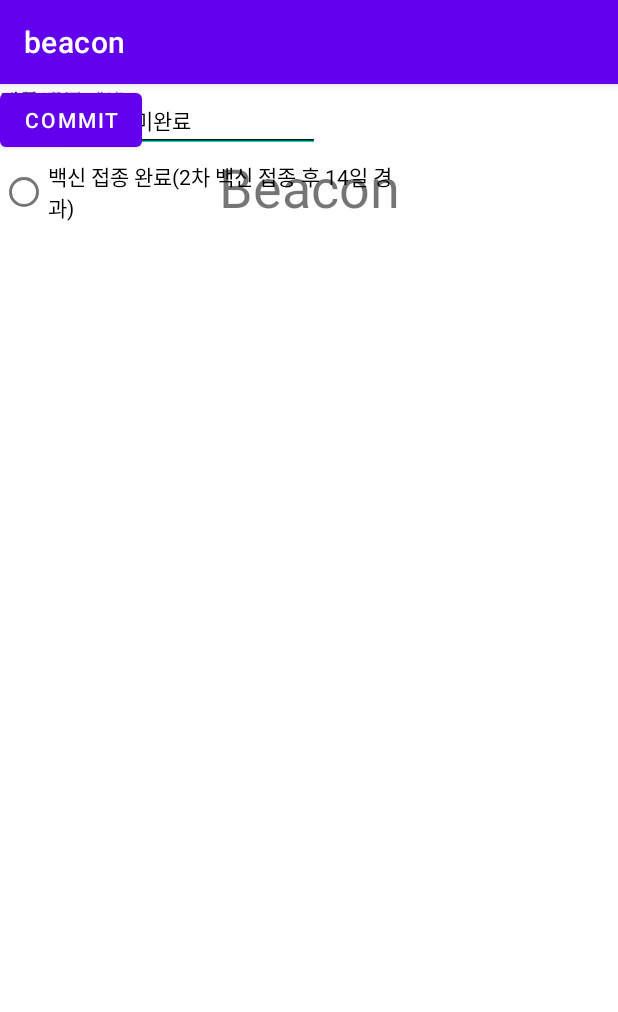
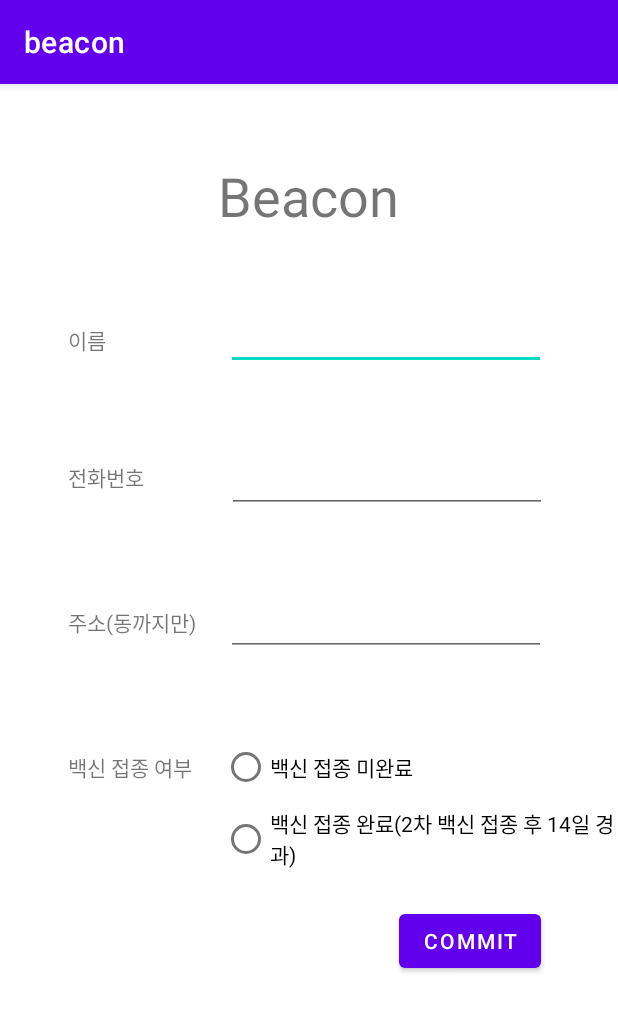
Before and after one commit to ShiroTRICK/infrared-_ray, an Android app: the screen it shows after launch (MainActivity), on a phone screen of 412 x 824 dp. Shown: the top 1012 px of the screen. Run offline under Robolectric (Android 15) with nearby library versions, the phone set to English and light mode, and no system bars; libraries missing offline, so code that uses them is left out: com.pedro.library, org.altbeacon.beacon; 4 statements that could not run were skipped.

Commit message:
beacon xml modify

```diff
--- a/android beacon/app/src/main/res/layout/activity_main.xml
+++ b/android beacon/app/src/main/res/layout/activity_main.xml
@@ -1,5 +1,5 @@
 <?xml version="1.0" encoding="utf-8"?>
-<androidx.constraintlayout.widget.ConstraintLayout xmlns:android="http://schemas.android.com/apk/res/android"
+<RelativeLayout xmlns:android="http://schemas.android.com/apk/res/android"
     xmlns:app="http://schemas.android.com/apk/res-auto"
     xmlns:tools="http://schemas.android.com/tools"
     android:layout_width="match_parent"
@@ -10,88 +10,96 @@
         android:id="@+id/tv_message"
         android:layout_width="wrap_content"
         android:layout_height="wrap_content"
+        android:layout_alignParentTop="true"
+        android:layout_centerHorizontal="true"
+        android:layout_marginTop="50dp"
         android:text="Beacon"
-        android:textSize="36sp"
-        app:layout_constraintBottom_toBottomOf="parent"
-        app:layout_constraintLeft_toLeftOf="parent"
-        app:layout_constraintRight_toRightOf="parent"
-        app:layout_constraintTop_toTopOf="parent"
-        app:layout_constraintVertical_bias="0.061" />
+        android:textSize="36sp"/>
 
     <TextView
         android:id="@+id/UsrName"
         android:layout_width="wrap_content"
         android:layout_height="wrap_content"
-        android:text="이름"
-        tools:ignore="MissingConstraints"
-        tools:layout_editor_absoluteX="16dp"
-        tools:layout_editor_absoluteY="152dp" />
+        android:layout_alignParentStart="true"
+        android:layout_alignParentTop="true"
+        android:layout_marginStart="45dp"
+        android:layout_marginTop="160dp"
+        android:text="이름" />
 
     <TextView
         android:id="@+id/Phon"
         android:layout_width="wrap_content"
         android:layout_height="wrap_content"
-        android:text="전화번호"
-        tools:ignore="MissingConstraints"
-        tools:layout_editor_absoluteX="16dp"
-        tools:layout_editor_absoluteY="225dp" />
+        android:layout_below="@+id/UsrName"
+        android:layout_alignParentStart="true"
+        android:layout_marginStart="45dp"
+        android:layout_marginTop="70dp"
+        android:text="전화번호" />
 
     <TextView
         android:id="@+id/Address"
         android:layout_width="wrap_content"
         android:layout_height="wrap_content"
-        android:text="주소(동까지만)"
-        tools:ignore="MissingConstraints"
-        tools:layout_editor_absoluteX="16dp"
-        tools:layout_editor_absoluteY="303dp" />
+        android:layout_below="@+id/Phon"
+        android:layout_alignParentStart="true"
+        android:layout_marginStart="45dp"
+        android:layout_marginTop="75dp"
+        android:text="주소(동까지만)" />
 
     <TextView
         android:id="@+id/Vaccine"
         android:layout_width="wrap_content"
         android:layout_height="wrap_content"
+        android:layout_alignParentStart="true"
+        android:layout_marginStart="45dp"
+        android:layout_marginTop="75dp"
         android:text="백신 접종 여부"
-        tools:ignore="MissingConstraints"
-        tools:layout_editor_absoluteX="16dp"
-        tools:layout_editor_absoluteY="377dp" />
+        android:layout_below="@+id/Address"/>
 
     <EditText
         android:id="@+id/ed_name"
         android:layout_width="wrap_content"
         android:layout_height="wrap_content"
+        android:layout_alignParentTop="true"
+        android:layout_marginStart="80dp"
+        android:layout_marginTop="145dp"
+        android:layout_toEndOf="@+id/UsrName"
         android:ems="10"
         android:inputType="textPersonName"
-        android:text=""
-        tools:ignore="MissingConstraints"
-        tools:layout_editor_absoluteX="126dp"
-        tools:layout_editor_absoluteY="141dp" />
+        android:text="" />
 
     <EditText
         android:id="@+id/ed_phone"
         android:layout_width="wrap_content"
         android:layout_height="wrap_content"
+        android:layout_below="@+id/ed_name"
+        android:layout_marginStart="55dp"
+        android:layout_marginTop="50dp"
+        android:layout_toEndOf="@+id/Phon"
         android:ems="10"
         android:inputType="textPersonName"
-        android:text=""
-        tools:ignore="MissingConstraints"
-        tools:layout_editor_absoluteX="126dp"
-        tools:layout_editor_absoluteY="212dp" />
+        android:text="" />
 
     <EditText
         android:id="@+id/ed_address"
         android:layout_width="wrap_content"
         android:layout_height="wrap_content"
+        android:layout_below="@+id/ed_phone"
+        android:layout_marginStart="20dp"
+        android:layout_marginTop="50dp"
+        android:layout_toEndOf="@+id/Address"
         android:ems="10"
         android:inputType="textPersonName"
-        android:text=""
-        tools:ignore="MissingConstraints"
-        tools:layout_editor_absoluteX="126dp"
-        tools:layout_editor_absoluteY="287dp" />
+        android:text="" />
 
     <RadioGroup
+        android:id="@+id/rd_group"
         android:layout_width="264dp"
         android:layout_height="96dp"
-        tools:layout_editor_absoluteX="126dp"
-        tools:layout_editor_absoluteY="369dp">
+        android:layout_below="@+id/ed_address"
+        android:layout_marginTop="50dp"
+        android:layout_toEndOf="@+id/Vaccine"
+        android:layout_marginStart="20dp">
 
         <RadioButton
             android:id="@+id/rd_noVaccin"
@@ -104,15 +112,17 @@
             android:layout_width="match_parent"
             android:layout_height="wrap_content"
             android:text="백신 접종 완료(2차 백신 접종 후 14일 경과)" />
+
     </RadioGroup>
 
     <Button
         android:id="@+id/btn_commit"
         android:layout_width="wrap_content"
         android:layout_height="wrap_content"
-        android:text="COMMIT"
-        tools:ignore="MissingConstraints"
-        tools:layout_editor_absoluteX="296dp"
-        tools:layout_editor_absoluteY="561dp" />
+        android:layout_below="@+id/rd_group"
+        android:layout_alignParentEnd="true"
+        android:layout_marginTop="20dp"
+        android:layout_marginEnd="51dp"
+        android:text="COMMIT" />
 
-</androidx.constraintlayout.widget.ConstraintLayout>
+</RelativeLayout>
```
